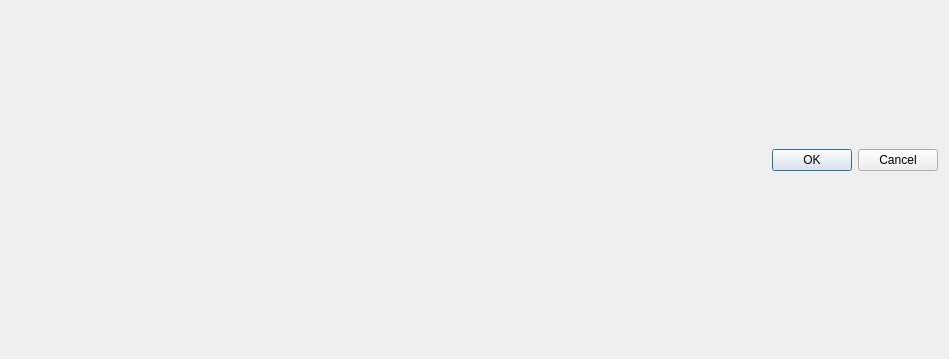
GispoCoding/arho-qgis-plugin, file arho_feature_template/gui/dialogs/plan_feature_form.ui: the form before one commit; both pictures show x 0 to 949 and y 390 to 749 of the 949 by 749 pixel window.
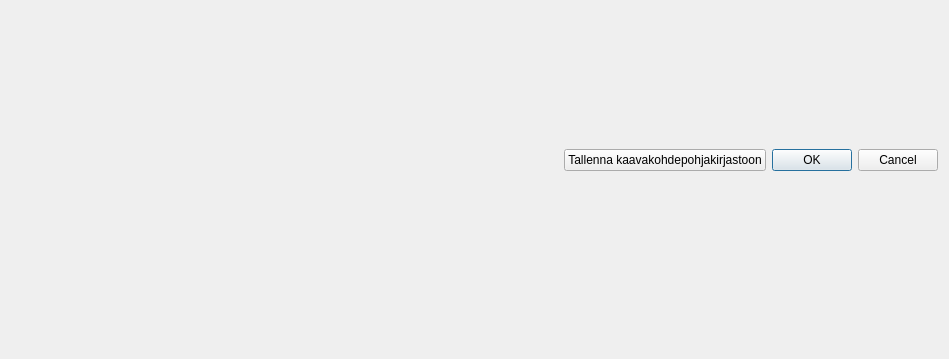
The form after the commit. Custom widgets are drawn as their Qt base class.

Commit message: Enable saving plan objects into PlanFeatureLibrary

What changed in the file:
```diff
--- a/arho_feature_template/gui/dialogs/plan_feature_form.ui
+++ b/arho_feature_template/gui/dialogs/plan_feature_form.ui
@@ -76,11 +76,44 @@
     </widget>
    </item>
    <item>
+    <layout class="QHBoxLayout" name="horizontalLayout">
+     <item>
+      <spacer name="horizontalSpacer">
+       <property name="orientation">
+        <enum>Qt::Horizontal</enum>
+       </property>
+       <property name="sizeType">
+        <enum>QSizePolicy::Expanding</enum>
+       </property>
+       <property name="sizeHint" stdset="0">
+        <size>
+         <width>40</width>
+         <height>20</height>
+        </size>
+       </property>
+      </spacer>
+     </item>
+     <item>
+      <widget class="QPushButton" name="save_to_library_button">
+       <property name="text">
+        <string>Tallenna kaavakohdepohjakirjastoon</string>
+       </property>
+      </widget>
+     </item>
+     <item>
     <widget class="QDialogButtonBox" name="button_box">
+       <property name="sizePolicy">
+        <sizepolicy hsizetype="Maximum" vsizetype="Fixed">
+         <horstretch>0</horstretch>
+         <verstretch>0</verstretch>
+        </sizepolicy>
+       </property>
      <property name="standardButtons">
       <set>QDialogButtonBox::Cancel|QDialogButtonBox::Ok</set>
      </property>
     </widget>
+     </item>
+    </layout>
    </item>
   </layout>
  </widget>
```
Left out of the diff: 2 changed lines with no effect on the pictures. Lines whose indentation alone changed are shown as unchanged. The commit also changes 7 other files.
